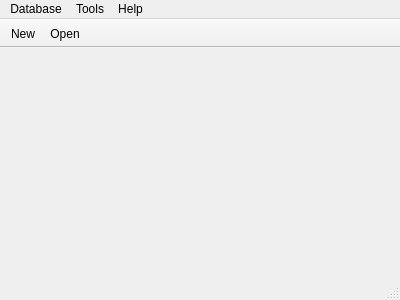
Above: qpassx.ui from diniremix/QpassX before the change. Below: the same form after it.
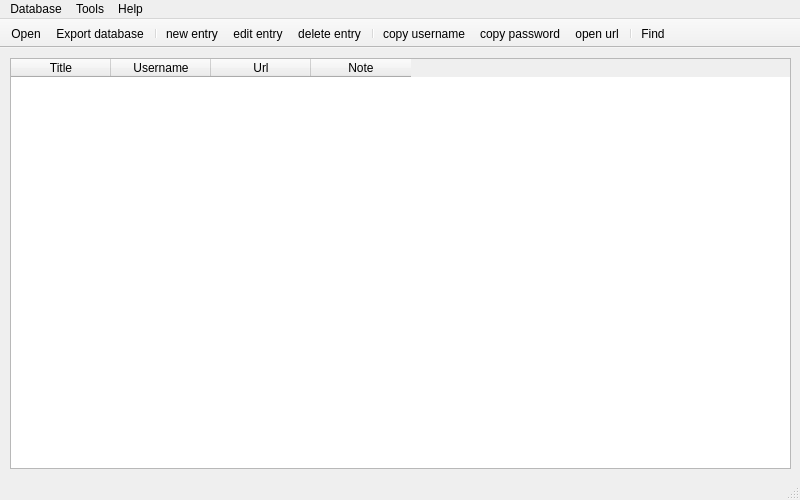
That is the form after the change. Icons and pictures are not drawn.

Commit message: added toolbar, menus, an icons

Patch:
```diff
--- a/qpassx.ui
+++ b/qpassx.ui
@@ -6,20 +6,57 @@
    <rect>
     <x>0</x>
     <y>0</y>
-    <width>400</width>
-    <height>300</height>
+    <width>800</width>
+    <height>500</height>
    </rect>
   </property>
+  <property name="minimumSize">
+   <size>
+    <width>800</width>
+    <height>500</height>
+   </size>
+  </property>
   <property name="windowTitle">
    <string>QpassX</string>
   </property>
-  <widget class="QWidget" name="centralWidget"/>
+  <widget class="QWidget" name="centralWidget">
+   <widget class="QTableWidget" name="tableWidget">
+    <property name="geometry">
+     <rect>
+      <x>10</x>
+      <y>10</y>
+      <width>781</width>
+      <height>411</height>
+     </rect>
+    </property>
+    <column>
+     <property name="text">
+      <string>Title</string>
+     </property>
+    </column>
+    <column>
+     <property name="text">
+      <string>Username</string>
+     </property>
+    </column>
+    <column>
+     <property name="text">
+      <string>Url</string>
+     </property>
+    </column>
+    <column>
+     <property name="text">
+      <string>Note</string>
+     </property>
+    </column>
+   </widget>
+  </widget>
   <widget class="QMenuBar" name="menuBar">
    <property name="geometry">
     <rect>
      <x>0</x>
      <y>0</y>
-     <width>400</width>
+     <width>800</width>
      <height>21</height>
     </rect>
    </property>
@@ -72,8 +109,18 @@
    <attribute name="toolBarBreak">
     <bool>false</bool>
    </attribute>
-   <addaction name="actionNew"/>
    <addaction name="actionOpen"/>
+   <addaction name="actionExport_database"/>
+   <addaction name="separator"/>
+   <addaction name="actionNew_entry"/>
+   <addaction name="actionEdit_entry"/>
+   <addaction name="actionDelete_entry"/>
+   <addaction name="separator"/>
+   <addaction name="actionCopy_username"/>
+   <addaction name="actionCopy_password"/>
+   <addaction name="actionOpen_url"/>
+   <addaction name="separator"/>
+   <addaction name="actionFind"/>
   </widget>
   <widget class="QStatusBar" name="statusBar"/>
   <action name="actionNew">
@@ -175,6 +222,87 @@
     <string>Check for updates</string>
    </property>
   </action>
+  <action name="actionFind">
+   <property name="icon">
+    <iconset resource="resources.qrc">
+     <normaloff>:/icons/icon8/Binoculars_48px.png</normaloff>:/icons/icon8/Binoculars_48px.png</iconset>
+   </property>
+   <property name="text">
+    <string>Find</string>
+   </property>
+   <property name="toolTip">
+    <string>Find</string>
+   </property>
+   <property name="shortcut">
+    <string>Ctrl+F</string>
+   </property>
+  </action>
+  <action name="actionEdit_entry">
+   <property name="icon">
+    <iconset resource="resources.qrc">
+     <normaloff>:/icons/icon8/edit-tag.png</normaloff>:/icons/icon8/edit-tag.png</iconset>
+   </property>
+   <property name="text">
+    <string>edit entry</string>
+   </property>
+   <property name="shortcut">
+    <string>Ctrl+E</string>
+   </property>
+  </action>
+  <action name="actionDelete_entry">
+   <property name="icon">
+    <iconset resource="resources.qrc">
+     <normaloff>:/icons/icon8/Remove Tag_48px.png</normaloff>:/icons/icon8/Remove Tag_48px.png</iconset>
+   </property>
+   <property name="text">
+    <string>delete entry</string>
+   </property>
+   <property name="shortcut">
+    <string>Ctrl+D</string>
+   </property>
+  </action>
+  <action name="actionNew_entry">
+   <property name="icon">
+    <iconset resource="resources.qrc">
+     <normaloff>:/icons/icon8/new-tag.png</normaloff>:/icons/icon8/new-tag.png</iconset>
+   </property>
+   <property name="text">
+    <string>new entry</string>
+   </property>
+   <property name="shortcut">
+    <string>Ctrl+N</string>
+   </property>
+  </action>
+  <action name="actionCopy_username">
+   <property name="icon">
+    <iconset resource="resources.qrc">
+     <normaloff>:/icons/icon8/About_48px.png</normaloff>:/icons/icon8/About_48px.png</iconset>
+   </property>
+   <property name="text">
+    <string>copy username</string>
+   </property>
+  </action>
+  <action name="actionCopy_password">
+   <property name="icon">
+    <iconset resource="resources.qrc">
+     <normaloff>:/icons/icon8/Password_48px.png</normaloff>:/icons/icon8/Password_48px.png</iconset>
+   </property>
+   <property name="text">
+    <string>copy password</string>
+   </property>
+  </action>
+  <action name="actionOpen_url">
+   <property name="icon">
+    <iconset resource="resources.qrc">
+     <normaloff>:/icons/icon8/Launched Rocket_48px.png</normaloff>:/icons/icon8/Launched Rocket_48px.png</iconset>
+   </property>
+   <property name="text">
+    <string>open url</string>
+   </property>
+   <property name="shortcut">
+    <string>Ctrl+U</string>
+   </property>
+  </action>
  </widget>
  <layoutdefault spacing="6" margin="11"/>
  <resources>
```
Left out of the diff: 10 changed lines with no effect on the pictures.
